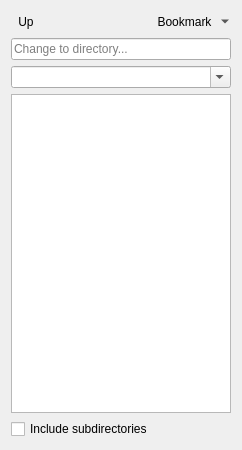
Qt form ui/filebrowser.ui (sjuvonen/coquillo) before a commit.
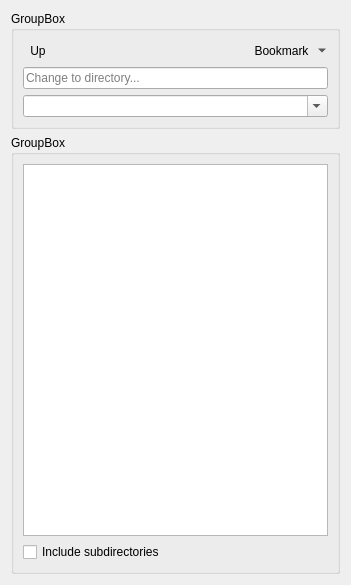
The same form after that commit. Icons and pictures are not drawn.

Diff of the .ui file:
```diff
--- a/ui/filebrowser.ui
+++ b/ui/filebrowser.ui
@@ -6,13 +6,19 @@
    <rect>
     <x>0</x>
     <y>0</y>
-    <width>242</width>
-    <height>450</height>
+    <width>351</width>
+    <height>585</height>
    </rect>
   </property>
   <property name="windowTitle">
    <string>Form</string>
   </property>
+  <layout class="QVBoxLayout" name="verticalLayout_3">
+   <item>
+    <widget class="QGroupBox" name="groupBox">
+     <property name="title">
+      <string>GroupBox</string>
+     </property>
   <layout class="QVBoxLayout" name="verticalLayout">
    <item>
     <layout class="QHBoxLayout" name="horizontalLayout">
@@ -88,6 +94,15 @@
      </property>
     </widget>
    </item>
+     </layout>
+    </widget>
+   </item>
+   <item>
+    <widget class="QGroupBox" name="groupBox_2">
+     <property name="title">
+      <string>GroupBox</string>
+     </property>
+     <layout class="QVBoxLayout" name="verticalLayout_2">
    <item>
     <widget class="QTreeView" name="browser">
      <property name="iconSize">
@@ -112,6 +127,9 @@
      <property name="text">
       <string>Include subdirectories</string>
      </property>
+       </widget>
+      </item>
+     </layout>
     </widget>
    </item>
   </layout>
```
Lines whose indentation alone changed are shown as unchanged.
